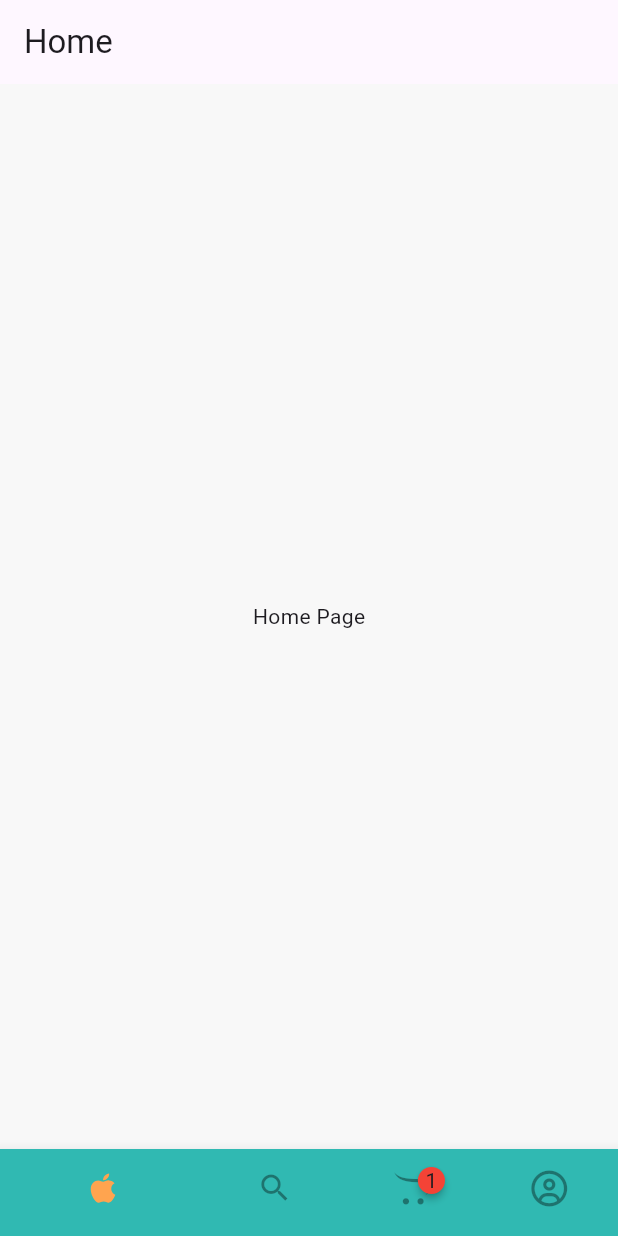
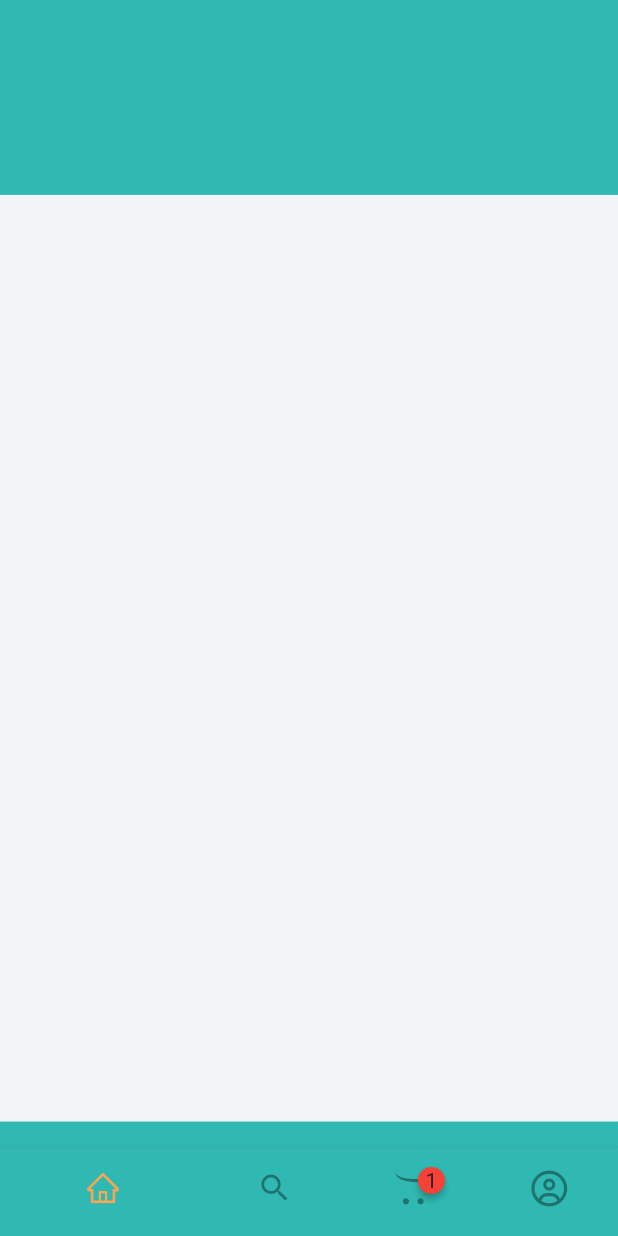
Before and after one commit to Nanseraena/Flutter_project, a Flutter app: the screen it shows after launch, on a phone screen of 412 x 824 dp. Run offline on Flutter 3.47's test engine with Material 3 defaults, Android fonts, the phone set to English and light mode, and no system bars; drawn by our look-alikes of badges; our stand-ins replace flutter_screenutil, flutter_vector_icons, get.

Commit message:
Custom container

```diff
--- /dev/null
+++ b/foodlie/devtools_options.yaml
@@ -0,0 +1 @@
+extensions:
--- a/foodlie/lib/views/entrypoint.dart
+++ b/foodlie/lib/views/entrypoint.dart
@@ -39,8 +39,8 @@ class MainScreen extends StatelessWidget {
               items: [
                 BottomNavigationBarItem(
                   icon: controller.tabIndex.value == 0
-                      ? const Icon(AntDesign.apple1)
-                      : const Icon(AntDesign.apple_o),
+                      ? const Icon(AntDesign.home)
+                      : const Icon(AntDesign.home),
                   label: 'Home',
                 ),
                 const BottomNavigationBarItem(
--- a/foodlie/lib/views/home/home_page.dart
+++ b/foodlie/lib/views/home/home_page.dart
@@ -1,4 +1,7 @@
 import 'package:flutter/material.dart';
+import 'package:flutter_screenutil/flutter_screenutil.dart';
+import 'package:foodlie/constants/constants.dart';
+import 'package:foodlie/views/shared_widgets/custom_container.dart';
 
 class HomePage extends StatelessWidget {
   const HomePage({super.key});
@@ -6,11 +9,10 @@ class HomePage extends StatelessWidget {
   @override
   Widget build(BuildContext context) {
     return Scaffold(
-      appBar: AppBar(
-        title: const Text('Home'),
-      ),
-      body: const Center(
-        child: Text('Home Page'),
+      backgroundColor: kPrimary,
+      appBar: PreferredSize(preferredSize: Size.fromHeight(130.h), child: Container(height: 130.h,),),
+      body: SafeArea(
+        child: CustomContainer(containerContent: Container()),
       )
     );
   }
--- /dev/null
+++ b/foodlie/lib/views/shared_widgets/custom_container.dart
@@ -0,0 +1,32 @@
+import 'package:flutter/material.dart';
+import 'package:foodlie/constants/constants.dart';
+
+// ignore: must_be_immutable
+class CustomContainer extends StatelessWidget {
+
+
+   CustomContainer({Key? key, required this.containerContent}) : super(key: key);
+  Widget containerContent;
+
+  @override
+  Widget build(BuildContext context) {
+    return SizedBox(
+      height: MediaQuery.of(context).size.height * 0.75,
+      width: MediaQuery.of(context).size.width,
+      child: ClipRRect(
+        borderRadius: const BorderRadius.only(
+          bottomLeft: Radius.circular(0.3),
+          bottomRight: Radius.circular(0.3),
+        ),
+        child: Container(
+         width: width,
+         color: kOffWhite,
+         child: SingleChildScrollView(
+          child: containerContent ,)
+        ),
+      ),
+
+
+    );
+  }
+}
```
Also changed, not shown: foodlie/lib/views/cart/cart_page.dart (+8 -6 lines), foodlie/lib/views/profile/profile_page.dart (+7 -5 lines), foodlie/lib/views/search/search_page.dart (+8 -6 lines).
